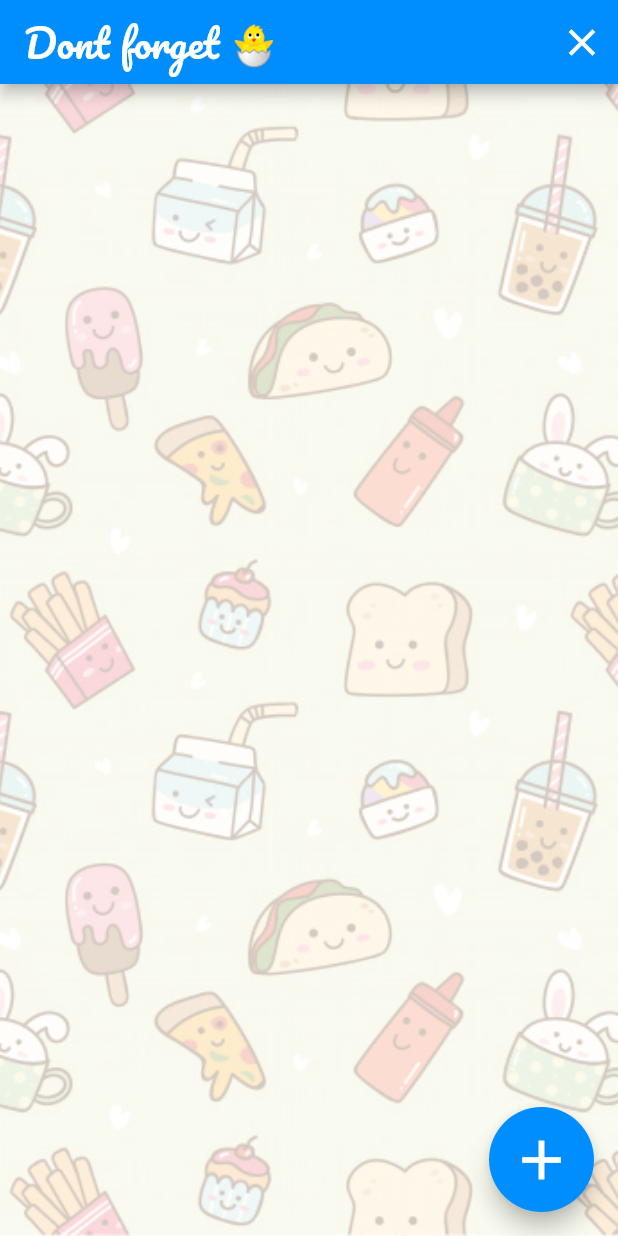
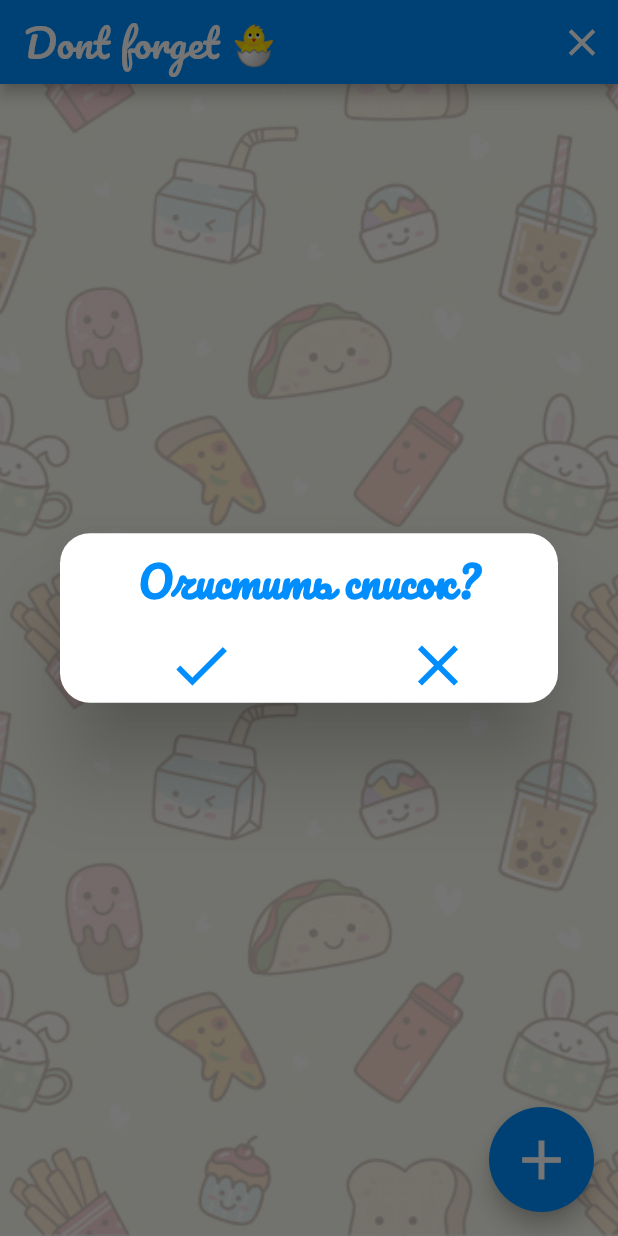
Before and after one commit to mrpotato2022/cat_tasks, a Flutter app: the screen it shows after launch, after a tap on the "clear" icon, on a phone screen of 412 x 824 dp. Run offline on Flutter 3.47's test engine with Material 2 defaults, Android fonts, the phone set to English and light mode, and no system bars; our stand-ins replace flutter_datetime_picker, flutter_local_notifications, hive, hive_flutter, timezone; accounts and stored records are empty; generated files the repository leaves out were written again.

```diff
--- /dev/null
+++ b/lib/components/CleanDialog.dart
@@ -0,0 +1,54 @@
+import 'package:flutter/material.dart';
+import 'package:provider/provider.dart';
+import 'package:rebith_tasklist/logic/notification_logic.dart';
+import 'package:rebith_tasklist/logic/tasklist_model.dart';
+
+
+class CleanDialog extends StatelessWidget {
+  @override
+  Widget build(BuildContext context) {
+    return Dialog(
+      shape: RoundedRectangleBorder(
+          borderRadius:
+          BorderRadius.circular(20.0)),
+      child: Padding(
+        padding: const EdgeInsets.all(8.0),
+        child: Column(
+            mainAxisSize: MainAxisSize.min,
+            children: [
+              Text(
+                'Очистить список?',
+                style: TextStyle(
+                    fontFamily: 'Pacifico',
+                    fontWeight: FontWeight.bold,
+                    fontSize: 28.0,
+                    color: Color(0xFF008eff)),
+              ),
+              Row(
+                mainAxisAlignment: MainAxisAlignment.spaceAround,
+                children: [
+                  IconButton(
+                      onPressed: () {
+                        Provider.of<TasklistModel>(context, listen: false)
+                            .cleanList();
+                        Provider.of<NotificationLogic>(context, listen: false)
+                            .cancelAllNotifications();
+                        Navigator.of(context).pop();
+                      },
+                      icon:
+                          Icon(Icons.done, size: 46.0, color: Color(0xFF008eff))),
+                  IconButton(
+                      onPressed: () {
+                        Navigator.of(context).pop();
+                      },
+                      icon: Icon(Icons.close,
+                          size: 46.0, color: Color(0xFF008eff))),
+                ],
+              )
+            ],
+          ),
+      ),
+
+    );
+  }
+}
--- a/lib/components/clean_tasklist_button.dart
+++ b/lib/components/clean_tasklist_button.dart
@@ -1,5 +1,7 @@
 import 'package:flutter/material.dart';
 import 'package:provider/provider.dart';
+import 'package:rebith_tasklist/components/CleanDialog.dart';
+import 'package:rebith_tasklist/logic/notification_logic.dart';
 import 'package:rebith_tasklist/logic/tasklist_model.dart';
 
 class CleanTaskListButton extends StatelessWidget {
@@ -10,7 +12,11 @@ class CleanTaskListButton extends StatelessWidget {
         color: Colors.white,
         iconSize: 30.0,
         onPressed: () {
-          Provider.of<TasklistModel>(context, listen: false).cleanList();
+          showDialog(
+              context: context,
+              builder: (BuildContext context) {
+                return CleanDialog();
+              });
         });
   }
 }
--- /dev/null
+++ b/lib/logic/Task.dart
@@ -0,0 +1,15 @@
+import 'package:hive/hive.dart';
+
+part 'Task.g.dart';
+
+@HiveType(typeId: 1)
+class Task extends HiveObject {
+  @HiveField(0)
+  String title;
+  @HiveField(1)
+  bool check = false;
+  @HiveField(2)
+  bool isScheduled = false;
+
+  Task({required this.title});
+}
--- /dev/null
+++ b/lib/logic/notification_logic.dart
@@ -0,0 +1,49 @@
+import 'package:flutter/material.dart';
+import 'package:flutter_local_notifications/flutter_local_notifications.dart';
+import 'package:timezone/timezone.dart' as timezone;
+
+class NotificationLogic extends ChangeNotifier {
+  FlutterLocalNotificationsPlugin notificationsPlugin =
+      FlutterLocalNotificationsPlugin();
+
+  Future<void> initNotificationPlugin() async {
+    const AndroidInitializationSettings androidSettings =
+        AndroidInitializationSettings('ic_launcher');
+    final IOSInitializationSettings iosSettings = IOSInitializationSettings();
+    final initSettings =
+        InitializationSettings(android: androidSettings, iOS: iosSettings);
+    await notificationsPlugin.initialize(initSettings);
+  }
+
+  void showNotification(
+      String title, String body, DateTime dateTime, int id) async {
+    var androidDetails = AndroidNotificationDetails(
+        'notificationChannel', 'channel', 'description',
+        importance: Importance.max,
+        priority: Priority.max,
+        playSound: true,
+        showWhen: false,
+        enableVibration: true);
+    var iosDetails = IOSNotificationDetails();
+    var details = NotificationDetails(android: androidDetails, iOS: iosDetails);
+    await notificationsPlugin.zonedSchedule(
+        id,
+        title,
+        body,
+        timezone.TZDateTime.from(
+            dateTime, timezone.getLocation('Europe/Moscow')),
+        details,
+        androidAllowWhileIdle: true,
+        uiLocalNotificationDateInterpretation:
+            UILocalNotificationDateInterpretation.absoluteTime);
+    print(id);
+  }
+
+  void cancelNotification(int id) async {
+    await notificationsPlugin.cancel(id);
+  }
+
+  void cancelAllNotifications() async {
+    await notificationsPlugin.cancelAll();
+  }
+}
--- a/lib/logic/tasklist_model.dart
+++ b/lib/logic/tasklist_model.dart
@@ -1,19 +1,34 @@
 import 'package:flutter/material.dart';
 import 'package:hive/hive.dart';
 import 'package:hive_flutter/hive_flutter.dart';
+import 'package:rebith_tasklist/logic/Task.dart';
 
 class TasklistModel extends ChangeNotifier {
-  Box taskBox;
-  List<String> taskList;
+  late Box taskBox;
+  List<Task> taskList = [];
 
   Future<void> initHive() async {
     await Hive.initFlutter();
     taskBox = await Hive.openBox('taskBox');
-    taskList = taskBox.get('tasklist') ?? [];
+    try {
+      taskList = List<Task>.from(taskBox.get('tasklist'));
+    } catch (e) {
+      taskList = [];
+    }
+    notifyListeners();
   }
 
-  void addTask(String task) {
-    taskList.add(task);
+  List<Task> getTaskList() {
+    return taskList;
+  }
+
+  void addTask(String title) {
+    Task newTask = Task(title: title);
+    taskList.add(newTask);
+    saveList();
+  }
+
+  void saveList() {
     taskBox.put('tasklist', taskList);
     notifyListeners();
   }
@@ -29,4 +44,9 @@ class TasklistModel extends ChangeNotifier {
     taskBox.put('tasklist', taskList);
     notifyListeners();
   }
+
+  void removeBox() {
+    Hive.box('taskBox').clear();
+    Hive.deleteFromDisk();
+  }
 }
--- a/lib/main.dart
+++ b/lib/main.dart
@@ -1,10 +1,17 @@
 import 'package:flutter/material.dart';
 import 'package:flutter/services.dart';
+import 'package:hive/hive.dart';
 import 'package:provider/provider.dart';
+import 'package:rebith_tasklist/logic/Task.dart';
+import 'package:rebith_tasklist/logic/notification_logic.dart';
 import 'package:rebith_tasklist/logic/tasklist_model.dart';
 import 'package:rebith_tasklist/screens/tasklistScreen.dart';
+import 'package:timezone/data/latest.dart' as tz;
 
-void main() {
+void main() async {
+  WidgetsFlutterBinding.ensureInitialized();
+  Hive.registerAdapter(TaskAdapter());
+  tz.initializeTimeZones();
   runApp(TaskList());
 }
 
@@ -15,8 +22,11 @@ class TaskList extends StatelessWidget {
       DeviceOrientation.portraitUp,
       DeviceOrientation.portraitDown,
     ]);
-    return ChangeNotifierProvider(
-      create: (context) => TasklistModel(),
+    return MultiProvider(
+      providers: [
+        ListenableProvider<TasklistModel>(create:(context) => TasklistModel()),
+        ListenableProvider<NotificationLogic>(create: (context) => NotificationLogic())
+      ],
       child: MaterialApp(home: TaskListScreen()),
     );
   }
--- a/lib/screens/tasklistScreen.dart
+++ b/lib/screens/tasklistScreen.dart
@@ -4,6 +4,8 @@ import 'package:provider/provider.dart';
 import 'package:rebith_tasklist/components/clean_tasklist_button.dart';
 import 'package:rebith_tasklist/components/task_tile.dart';
 import 'package:rebith_tasklist/components/addtask_button.dart';
+import 'package:rebith_tasklist/logic/Task.dart';
+import 'package:rebith_tasklist/logic/notification_logic.dart';
 import 'package:rebith_tasklist/logic/tasklist_model.dart';
 import 'package:rebith_tasklist/theme/theme_constants.dart';
 
@@ -13,17 +15,18 @@ class TaskListScreen extends StatefulWidget {
 }
 
 class _TaskListState extends State<TaskListScreen> {
-  Future initHive;
+  Future? initHive;
+  List<Task> taskList = [];
 
   @override
   void initState() {
     super.initState();
     initHive = context.read<TasklistModel>().initHive();
+    context.read<NotificationLogic>().initNotificationPlugin();
   }
 
   @override
   Widget build(BuildContext context) {
-    List<String> taskList;
     return Scaffold(
       appBar: AppBar(
         automaticallyImplyLeading: false,
@@ -39,7 +42,7 @@ class _TaskListState extends State<TaskListScreen> {
         future: initHive,
         builder: (context, snapshot) {
           if (snapshot.connectionState == ConnectionState.done) {
-            taskList = Provider.of<TasklistModel>(context).taskList;
+            taskList = Provider.of<TasklistModel>(context).getTaskList();
             return Container(
               decoration: BoxDecoration(
                   image: const DecorationImage(
```
Also changed, not shown: lib/components/notification_alarm_button.dart (added, +58 -0 lines), lib/components/task_tile.dart (+41 -13 lines), pubspec.yaml (+12 -7 lines), lib/theme/theme_constants.dart (line endings or trailing spaces), pubspec.lock, 3 other files.
